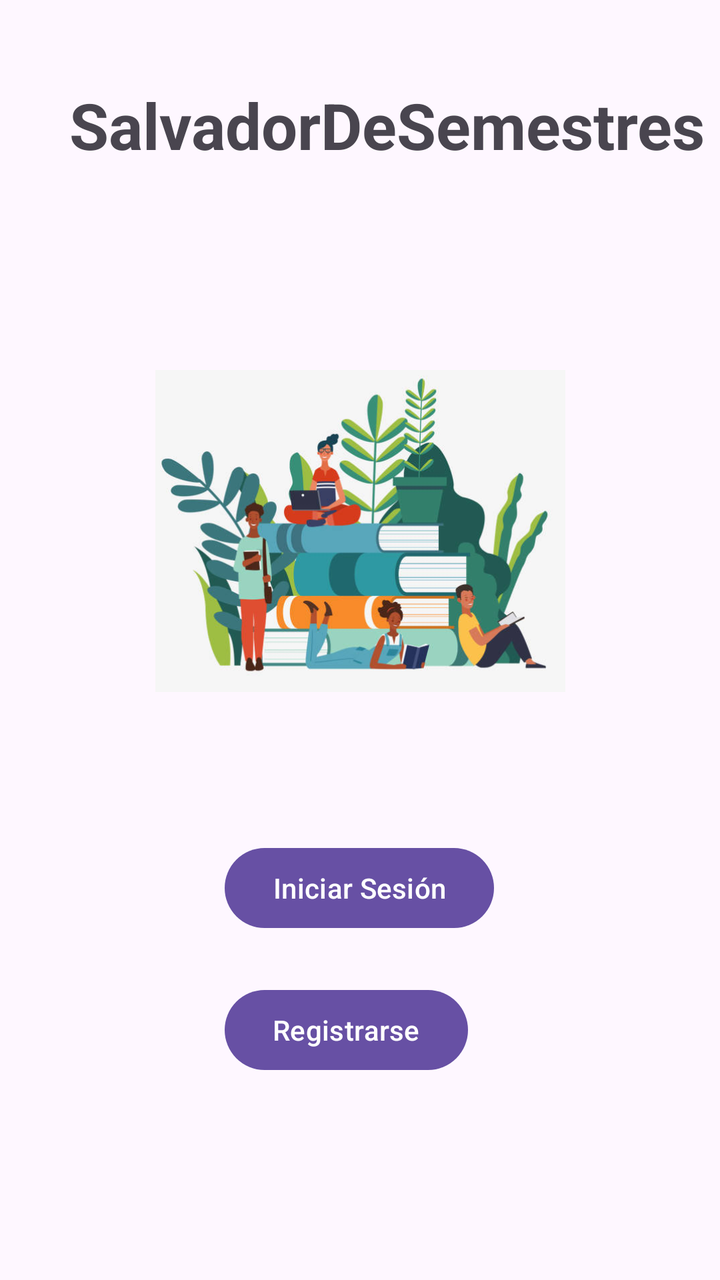
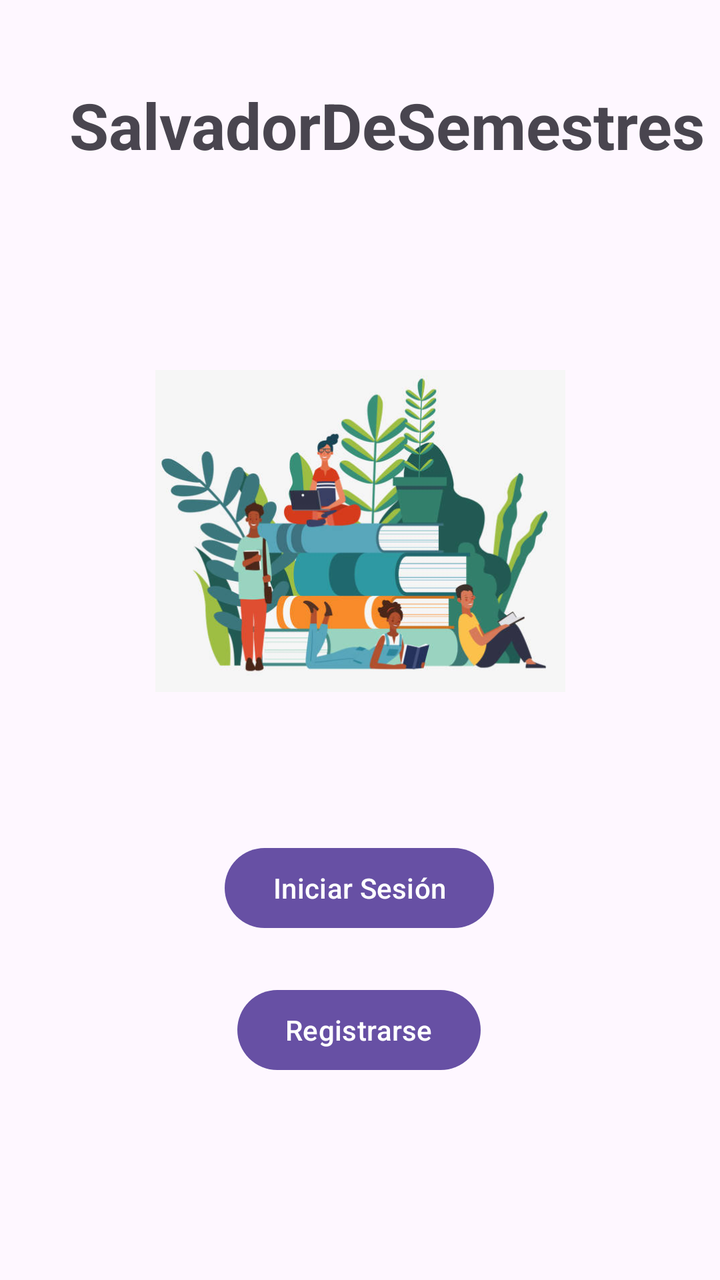

Before-and-after screenshots of an Android layout around one commit, followed by the original layout XML and the change that was made.
<!-- AndroidManifest.xml: application theme Theme.SalvadorDeSemestres -->
<!-- res/layout/activity_main.xml -->
<?xml version="1.0" encoding="utf-8"?>
<androidx.constraintlayout.widget.ConstraintLayout xmlns:android="http://schemas.android.com/apk/res/android"
    xmlns:app="http://schemas.android.com/apk/res-auto"
    xmlns:tools="http://schemas.android.com/tools"
    android:id="@+id/main"
    android:layout_width="match_parent"
    android:layout_height="match_parent"
    tools:context=".MainActivity">

    <TextView
        android:id="@+id/tvTitulo"
        android:layout_width="wrap_content"
        android:layout_height="wrap_content"
        android:layout_marginStart="60dp"
        android:layout_marginTop="41dp"
        android:layout_marginEnd="33dp"
        android:text="SalvadorDeSemestres"
        android:textSize="32sp"
        android:textStyle="bold"
        app:layout_constraintEnd_toEndOf="parent"
        app:layout_constraintStart_toStartOf="parent"
        app:layout_constraintTop_toTopOf="parent" />

    <Button
        android:id="@+id/btnIniciarSesion"
        android:layout_width="wrap_content"
        android:layout_height="wrap_content"
        android:layout_marginStart="138dp"
        android:layout_marginTop="21dp"
        android:layout_marginEnd="139dp"
        android:text="Iniciar Sesión"
        app:layout_constraintEnd_toEndOf="parent"
        app:layout_constraintStart_toStartOf="parent"
        app:layout_constraintTop_toBottomOf="@+id/imageView" />

    <Button
        android:id="@+id/btnRegistrarse"
        android:layout_width="wrap_content"
        android:layout_height="wrap_content"
        android:layout_marginStart="138dp"
        android:layout_marginTop="23dp"
        android:layout_marginEnd="152dp"
        android:text="Registrarse"
        app:layout_constraintEnd_toEndOf="parent"
        app:layout_constraintStart_toStartOf="parent"
        app:layout_constraintTop_toBottomOf="@+id/btnIniciarSesion" />

    <ImageView
        android:id="@+id/imageView"
        android:layout_width="205dp"
        android:layout_height="267dp"
        android:layout_marginStart="103dp"
        android:layout_marginTop="48dp"
        android:layout_marginEnd="103dp"
        app:layout_constraintEnd_toEndOf="parent"
        app:layout_constraintStart_toStartOf="parent"
        app:layout_constraintTop_toBottomOf="@+id/tvTitulo"
        app:srcCompat="@drawable/imagen_de_inicio" />

</androidx.constraintlayout.widget.ConstraintLayout>
<!-- resources referenced by this layout -->
<resources>
  <!-- drawable imagen_de_inicio: jpg bitmap (drawable, 43776 bytes) -->
  <style name="Theme.SalvadorDeSemestres" parent="Base.Theme.SalvadorDeSemestres" />
  <style name="Base.Theme.SalvadorDeSemestres" parent="Theme.Material3.DayNight.NoActionBar">
          
          
      </style>
</resources>

<!-- the commit's change to res/layout/activity_main.xml (unified diff, before → after) -->
@@ -5,7 +5,7 @@
     android:id="@+id/main"
     android:layout_width="match_parent"
     android:layout_height="match_parent"
-    tools:context=".MainActivity">
+    tools:context=".vistas.MainActivity">
 
     <TextView
         android:id="@+id/tvTitulo"
@@ -39,7 +39,7 @@
         android:layout_height="wrap_content"
         android:layout_marginStart="138dp"
         android:layout_marginTop="23dp"
-        android:layout_marginEnd="152dp"
+        android:layout_marginEnd="139dp"
         android:text="Registrarse"
         app:layout_constraintEnd_toEndOf="parent"
         app:layout_constraintStart_toStartOf="parent"
